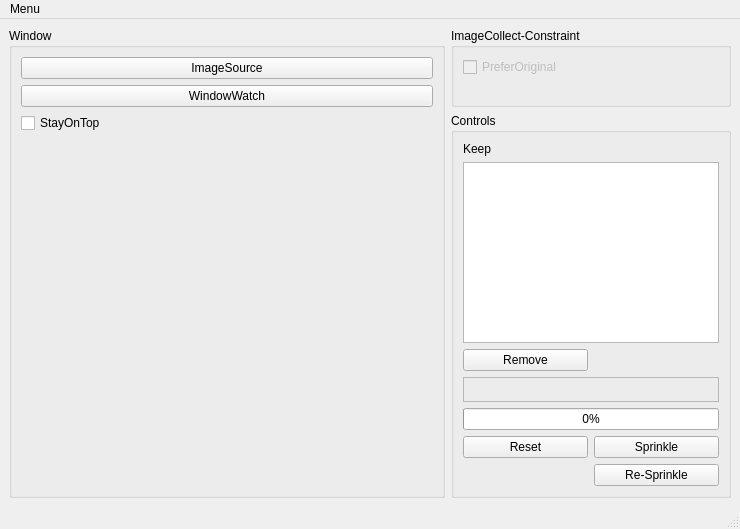
Before: the Qt Designer form src/mainwindow.ui in degarashi/sprinkler, drawn with Qt 5.
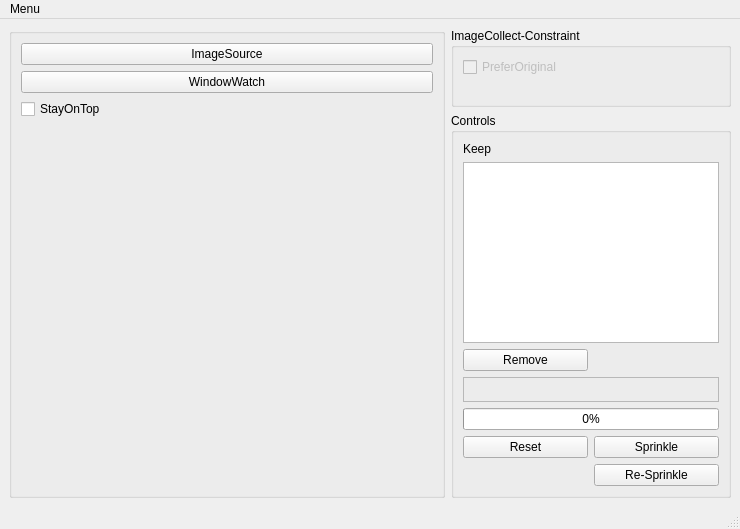
After: the same form once the commit is applied. Custom widgets are drawn as their Qt base class.

Commit message: [update]翻訳の必要がないテキストのnotr指定(UI)

Diff of the .ui file:
```diff
--- a/src/mainwindow.ui
+++ b/src/mainwindow.ui
@@ -18,7 +18,7 @@
     <item row="0" column="0" rowspan="4">
      <widget class="QGroupBox" name="groupBox_3">
       <property name="title">
-       <string>Window</string>
+       <string notr="true"/>
       </property>
       <layout class="QVBoxLayout" name="verticalLayout">
        <item>
```
The commit also changes 2 other files.
